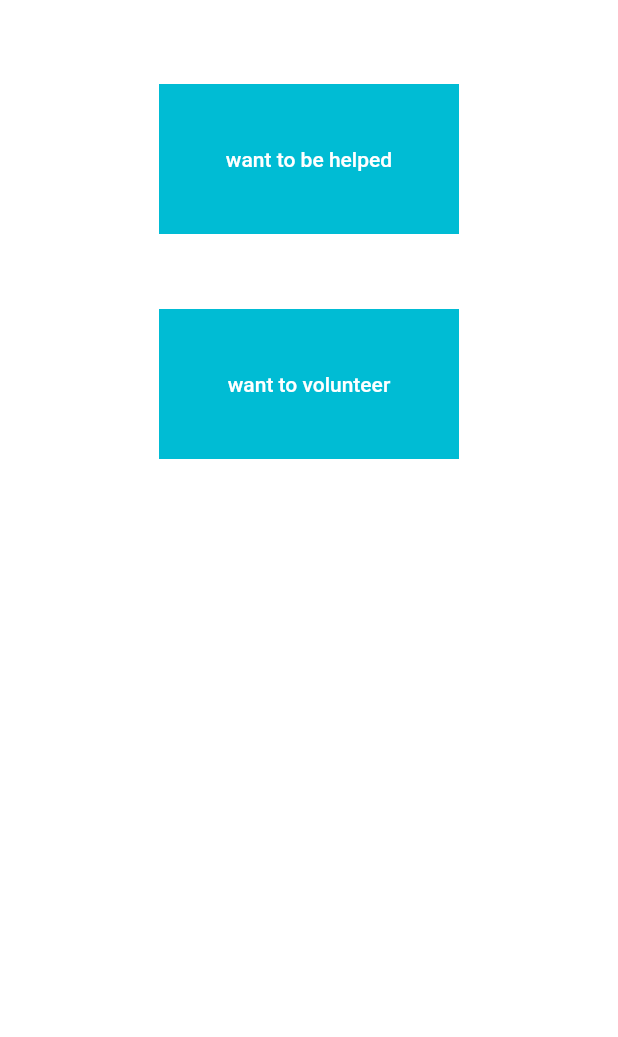
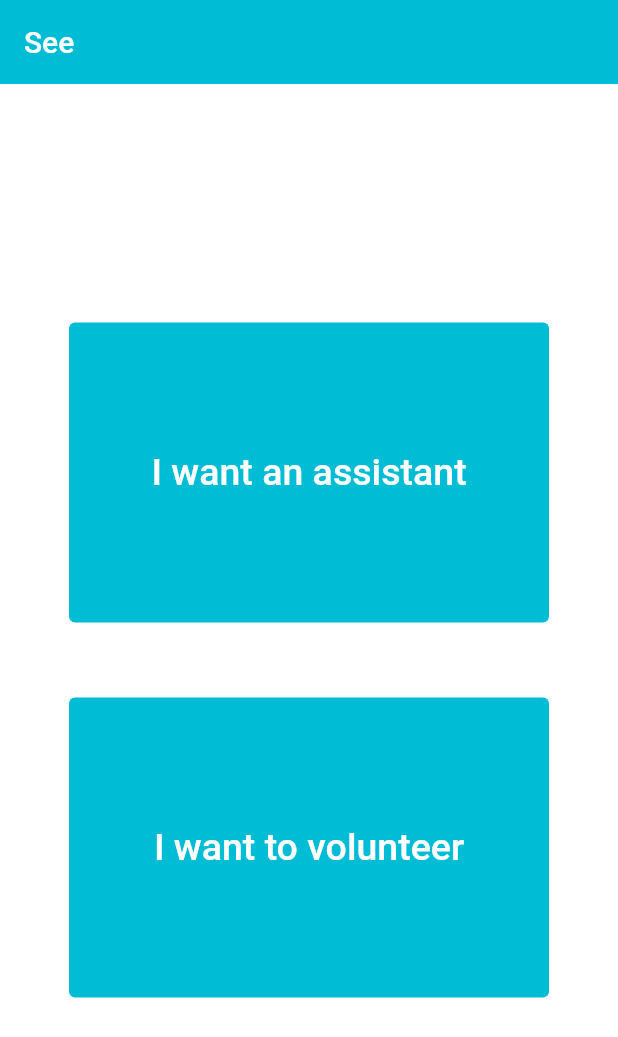
Before and after one commit to MasameEh/BeMyGuide_app, a Flutter app: the EyesLayout screen opened directly, on a phone screen of 412 x 824 dp. Shown: the top 1037 px of the screen. Run offline on Flutter 3.47's test engine with Material 2 defaults, Android fonts, the phone set to English and light mode, and no system bars; our stand-ins replace bloc, cloud_firestore, conditional_builder_null_safety, dio, firebase_auth, firebase_core and 3 more; accounts and stored records are empty.

Commit message:
added last changes

```diff
--- /dev/null
+++ b/lib/layout/eyes_app/cubit/states.dart
@@ -0,0 +1,17 @@
+abstract class AppStates {}
+
+class AppInitialState extends AppStates {}
+
+class AppGetUserLoadingState extends AppStates {}
+
+class AppGetUserSuccessState extends AppStates {}
+
+class AppGetUserErrorState extends AppStates
+{
+  final String error;
+
+ AppGetUserErrorState(this.error);
+}
+
+class AppUserUpdateErrorState extends AppStates{}
+class AppUserUpdateLoadingState extends AppStates{}
--- a/lib/layout/eyes_app/eyes_layout.dart
+++ b/lib/layout/eyes_app/eyes_layout.dart
@@ -1,56 +1,111 @@
 
 import 'package:flutter/material.dart';
+import 'package:flutter_bloc/flutter_bloc.dart';
+import 'package:graduation_project/layout/eyes_app/cubit/cubit.dart';
+import 'package:graduation_project/layout/eyes_app/cubit/states.dart';
+
 import 'package:graduation_project/shared/components/components.dart';
 
 import '../../modules/blind_features/blindfeatures_screen.dart';
+
 import '../../modules/volunteer/volunteerfeatures_screen.dart';
+import '../../shared/network/local/cache_helper.dart';
 
-class EyesLayout extends StatelessWidget {
+class EyesLayout extends StatefulWidget {
   const EyesLayout({Key? key}) : super(key: key);
 
   @override
+  State<EyesLayout> createState() => _EyesLayoutState();
+}
+
+class _EyesLayoutState extends State<EyesLayout> {
+
+
+
+  void submit(){
+    CacheHelper.saveData(
+      key: 'isBlind',
+      value: true,
+    ).then((value)
+    {
+      if (value) {
+        navigateAndFinish(
+          context,
+             BlindFeaturesScreen(),
+        );
+      }
+    });
+  }
+  void submit1(){
+    CacheHelper.saveData(
+      key: 'isVolunteer',
+      value: true,
+    ).then((value)
+    {
+      if (value) {
+        navigateAndFinish(
+          context,
+           VolunteerFeaturesScreen(),
+        );
+      }
+    });
+  }
+
+  @override
   Widget build(BuildContext context) {
-    return Scaffold(
-      appBar: AppBar(),
-      body: Center(
-        child: Column(
-          children: [
-            Container(
-              width: 200.0,
-              height: 100.0,
-              color: Colors.cyan,
-              child: TextButton(onPressed: (){
-                navigateTo(context, BlindFeaturesScreen());
-              },
-                  child: Text(
-                    'want to be helped',
-                    style: TextStyle(
-                      color: Colors.white,
-                    ),
-                  ),
+    return BlocConsumer<AppCubit,AppStates>(
+        listener: (context, state)
+        {
+
+          },
+        builder: (context, state){
+
+          return  Scaffold(
+            appBar: AppBar(
+              title: Text('See',
+              style: TextStyle(
+                color: Colors.white ,
+              )
               ),
             ),
-            SizedBox(
-                height:50.0
-            ),
-            Container(
-              width: 200.0,
-              height: 100.0,
-              color: Colors.cyan,
-              child: TextButton(onPressed: (){
-                navigateTo(context, VolunteerFeaturesScreen());
-              },
-                child: Text(
-                  'want to volunteer',
-                  style: TextStyle(
-                    color: Colors.white,
+            body: Padding(
+              padding: const EdgeInsets.all(20.0),
+              child: Center(
+                child: SingleChildScrollView(
+                  child: Column(
+                    mainAxisAlignment: MainAxisAlignment.center,
+                    children: [
+                      defaultButton(
+                        height: 200.0,
+                         width: 320.0 ,
+                        function: () {
+                            submit();
+                            CacheHelper.putBoolean(key: 'isVolunteer', value: false);
+                        },
+                        text: 'I want an assistant' ,
+                        background: Colors.cyan,
+                      ),
+                      SizedBox(
+                          height:50.0
+                      ),
+                      defaultButton(
+                        height: 200.0,
+                         width: 320.0 ,
+                        function: () {
+                          submit1();
+                          CacheHelper.putBoolean(key: 'isBlind', value: false);
+                        },
+                        text: 'I want to volunteer' ,
+                        background: Colors.cyan,
+                      ),
+                    ],
                   ),
                 ),
               ),
             ),
-          ],
-        ),
-      ),
+
+          );
+        },
     );
   }
 }
--- a/lib/shared/components/components.dart
+++ b/lib/shared/components/components.dart
@@ -2,8 +2,12 @@
 import 'package:flutter/material.dart';
 import 'package:fluttertoast/fluttertoast.dart';
 
+import '../../modules/login/login_screen.dart';
+import '../network/local/cache_helper.dart';
+
 Widget defaultButton({
   double width = double.infinity,
+  double height = 50.0,
   Color background = Colors.blue,
   required Function function,
   required String text,
@@ -11,6 +15,7 @@ Widget defaultButton({
 }) =>
     Container(
       width: width,
+      height: height,
       child: MaterialButton(
         onPressed: () {
           function();
@@ -18,8 +23,9 @@ Widget defaultButton({
         child: Text(
           text,
           style: TextStyle(
-            fontSize: 20.0,
+            fontSize: 25.0,
             color: Colors.white,
+            fontWeight: FontWeight.w500,
           ),
         ),
       ),
@@ -130,3 +136,19 @@ Color chooseToastColor(ToastStates state) {
 
   return color;
 }
+
+void signOut(context)
+{
+  CacheHelper.removeData(
+    key: 'uId',
+  ).then((value)
+  {
+    if (value)
+    {
+      navigateAndFinish(
+        context,
+        LoginScreen(),
+      );
+    }
+  });
+}
--- a/lib/shared/components/constants.dart
+++ b/lib/shared/components/constants.dart
@@ -0,0 +1,4 @@
+
+
+
+String uId = ' ';
```
Also changed, not shown: lib/layout/eyes_app/cubit/cubit.dart (added, +55 -0 lines), lib/main.dart (+22 -11 lines), lib/models/login_model.dart (+7 -6 lines), lib/modules/blind_features/blindfeatures_screen.dart (+15 -0 lines), lib/modules/login/cubit/cubit.dart (+20 -0 lines), lib/modules/login/cubit/states.dart (+10 -0 lines), lib/modules/login/login_screen.dart (+15 -5 lines), lib/modules/register/cubit/cubit.dart (+9 -10 lines), lib/modules/register/register_screen.dart (+16 -1 lines), lib/modules/settings/settings_screen.dart (added, +131 -0 lines), lib/modules/volunteer/volunteerfeatures_screen.dart (+16 -0 lines).
